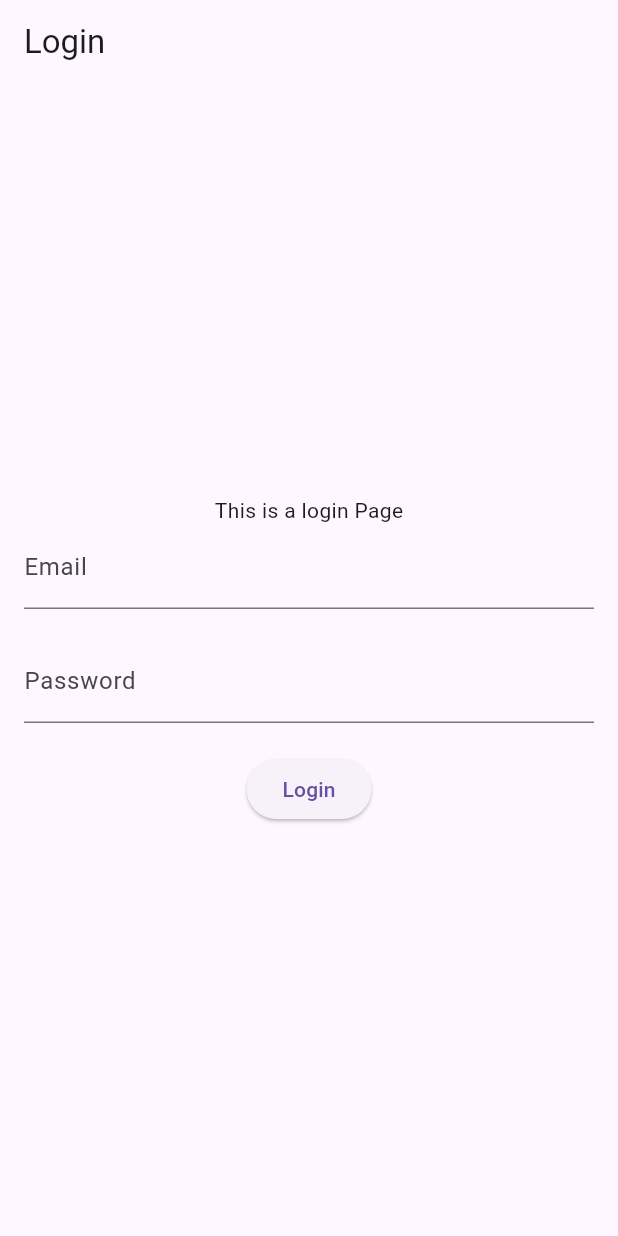
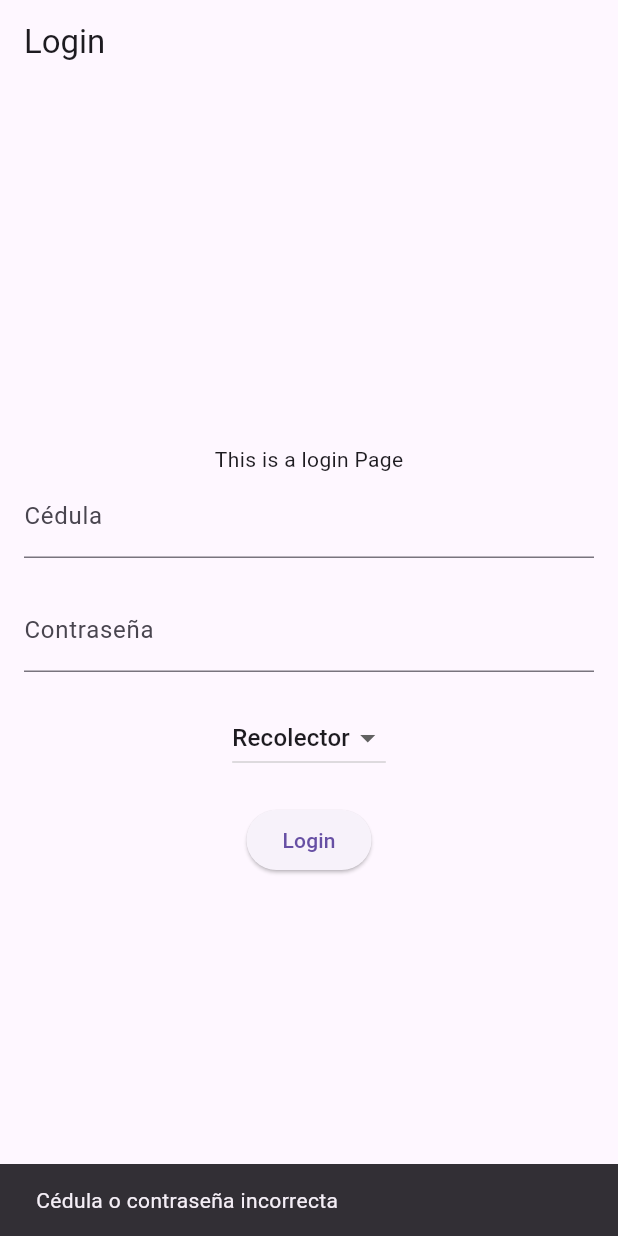
Before and after one commit to YadiraB09/SistemR, a Flutter app: the Login screen opened by its route, after a tap on "Login", on a phone screen of 412 x 824 dp. Run offline on Flutter 3.47's test engine with Material 3 defaults, Android fonts, the phone set to English and light mode, and no system bars; our stand-ins replace go_router, supabase_flutter; accounts and stored records are empty.

Commit message:
Añadido login con autenticación

```diff
--- a/lib/page/login.dart
+++ b/lib/page/login.dart
@@ -1,4 +1,5 @@
 import 'package:flutter/material.dart';
+import 'package:supabase_flutter/supabase_flutter.dart';
 
 class Login extends StatefulWidget {
   const Login({Key? key}) : super(key: key);
@@ -8,19 +9,47 @@ class Login extends StatefulWidget {
 }
 
 class _LoginState extends State<Login> {
-  final TextEditingController _emailController = TextEditingController();
+  final TextEditingController _cedulaController = TextEditingController();
   final TextEditingController _passwordController = TextEditingController();
+  final SupabaseClient supabase = Supabase.instance.client;
 
-  void _login() {
-    // Aquí puedes implementar la lógica de autenticación
-    String email = _emailController.text;
+  String _selectedRole = 'Recolector';
+
+  void _login() async {
+    String cedula = _cedulaController.text;
     String password = _passwordController.text;
 
-    // Por ejemplo, podrías verificar las credenciales en una base de datos o servicio de autenticación
-    // Y luego redirigir al usuario a la pantalla principal si las credenciales son correctas
+    final response = await supabase
+        .from('usuarios')
+        .select()
+        .eq('Cedula', cedula)
+        .eq('password', password)
+        .execute();
 
-    // Aquí redirigimos al usuario a la página principal
-    // Navigator.pushReplacementNamed(context, '/home');
+    if (response.error != null) {
+      ScaffoldMessenger.of(context).showSnackBar(
+        SnackBar(content: Text('Error al conectar a Supabase: ${response.error!.message}')),
+      );
+      return;
+    }
+
+    final data = response.data;
+    if (data.isNotEmpty) {
+      final userRole = data[0]['rol'];
+      if (userRole == 'Productor') {
+        Navigator.pushReplacementNamed(context, '/productores');
+      } else if (userRole == 'Recolector') {
+        Navigator.pushReplacementNamed(context, '/recolectores');
+      } else {
+        ScaffoldMessenger.of(context).showSnackBar(
+          const SnackBar(content: Text('Rol no reconocido')),
+        );
+      }
+    } else {
+      ScaffoldMessenger.of(context).showSnackBar(
+        const SnackBar(content: Text('Cédula o contraseña incorrecta')),
+      );
+    }
   }
 
   @override
@@ -34,19 +63,35 @@ class _LoginState extends State<Login> {
           children: [
             const Text("This is a login Page"),
             TextField(
-              controller: _emailController,
+              controller: _cedulaController,
               decoration: const InputDecoration(
-                labelText: 'Email',
+                labelText: 'Cédula',
               ),
-              keyboardType: TextInputType.emailAddress,
+              keyboardType: TextInputType.number,
             ),
             const SizedBox(height: 20),
             TextField(
               controller: _passwordController,
               decoration: const InputDecoration(
-                labelText: 'Password',
+                labelText: 'Contraseña',
               ),
               obscureText: true,
+            ),
+            const SizedBox(height: 20),
+            DropdownButton<String>(
+              value: _selectedRole,
+              items: <String>['Recolector', 'Productor']
+                  .map((String value) {
+                return DropdownMenuItem<String>(
+                  value: value,
+                  child: Text(value),
+                );
+              }).toList(),
+              onChanged: (String? newValue) {
+                setState(() {
+                  _selectedRole = newValue!;
+                });
+              },
             ),
             const SizedBox(height: 20),
             ElevatedButton(
--- a/lib/routes/app_routes.dart
+++ b/lib/routes/app_routes.dart
@@ -1,4 +1,3 @@
-//import 'package:app_solucion_parcial_news/page/registro.dart';
 import 'package:go_router/go_router.dart';
 import 'package:myapp/page/Calculos.dart';
 import 'package:myapp/page/Estadisticas.dart';
@@ -11,28 +10,36 @@ class AppRoutes {
   static String home = '/';
   static String login = '/login';
   static String estadisticas = '/estadisticas';
-  static String productores= '/productores';
-  static String recolectores= '/recolectores';
-   static String calculos ='/calculos';
+  static String productores = '/productores';
+  static String recolectores = '/recolectores';
+  static String calculos = '/calculos';
 }
 
-final routes = GoRouter(routes: [
+final routes = GoRouter(
+  routes: [
     GoRoute(
       path: AppRoutes.home,
-    builder: (context, State) => const Home()),
+      builder: (context, state) => const Home(),
+    ),
     GoRoute(
       path: AppRoutes.login,
-    builder: (context, State) => const Login()),
+      builder: (context, state) => const Login(),
+    ),
     GoRoute(
       path: AppRoutes.estadisticas,
-       builder: (context, State) => const Estadisticas()),
+      builder: (context, state) => const Estadisticas(),
+    ),
     GoRoute(
       path: AppRoutes.productores,
-      builder: (context, State) => const Productores()),
+      builder: (context, state) => const Productores(),
+    ),
     GoRoute(
       path: AppRoutes.recolectores,
-   builder: (context, State) => const Recolectores()),
+      builder: (context, state) => const Recolectores(),
+    ),
     GoRoute(
       path: AppRoutes.calculos,
-   builder: (context, State) => const Calculos()),
-]);
+      builder: (context, state) => const Calculos(),
+    ),
+  ],
+);
--- a/pubspec.yaml
+++ b/pubspec.yaml
@@ -30,6 +30,7 @@ environment:
 dependencies:
   flutter:
     sdk: flutter
+  supabase_flutter: ^0.2.7
 
 
   # The following adds the Cupertino Icons font to your application.
@@ -40,6 +41,7 @@ dependencies:
 dev_dependencies:
   flutter_test:
     sdk: flutter
+
 
   # The "flutter_lints" package below contains a set of recommended lints to
   # encourage good coding practices. The lint set provided by the package is
```
Also changed, not shown: lib/main.dart (+8 -3 lines), lib/page/Calculos.dart (+32 -13 lines), lib/page/Productores.dart (+51 -7 lines), lib/page/Recolectores.dart (+79 -31 lines), lib/supabase_config.dart (added, +9 -0 lines), pubspec.lock. Lines whose indentation alone changed are shown as unchanged.
